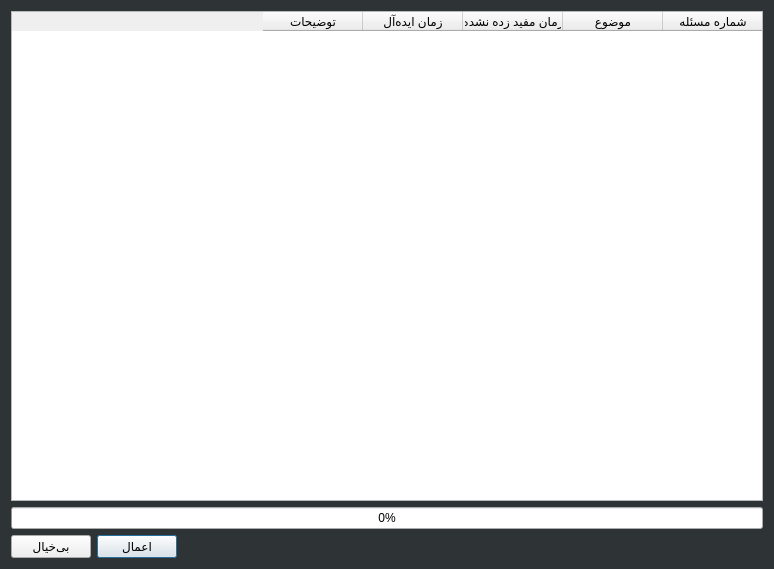
Before: the Qt Designer form time-tracker/ApplyTimeToPaygirDialog.ui in its-saeed/retracker, drawn with Qt 5.
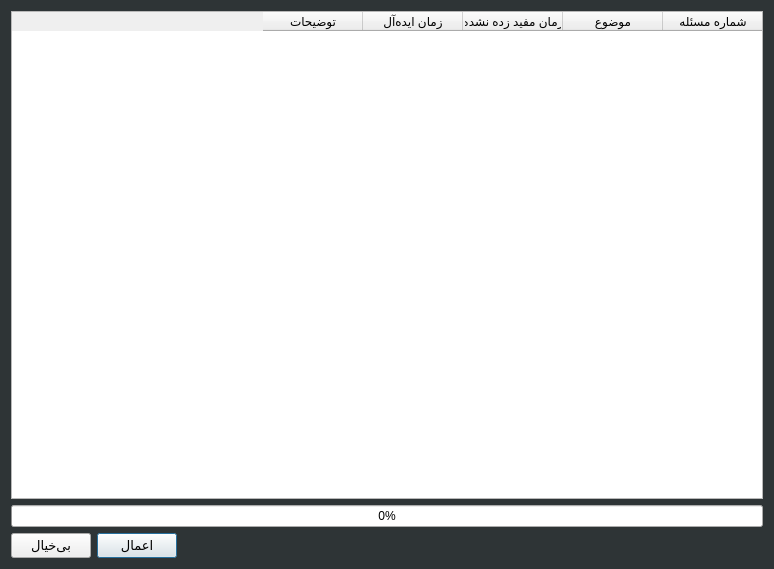
After: the same form once the commit is applied. Icons and pictures are not drawn.

Patch:
```diff
--- a/time-tracker/ApplyTimeToPaygirDialog.ui
+++ b/time-tracker/ApplyTimeToPaygirDialog.ui
@@ -25,6 +25,7 @@
      <property name="font">
       <font>
        <family>B Yekan</family>
+       <pointsize>10</pointsize>
       </font>
      </property>
      <property name="layoutDirection">
@@ -71,6 +72,7 @@
        <property name="font">
         <font>
          <family>B Yekan</family>
+         <pointsize>10</pointsize>
         </font>
        </property>
        <property name="text">
@@ -93,6 +95,7 @@
        <property name="font">
         <font>
          <family>B Yekan</family>
+         <pointsize>10</pointsize>
         </font>
        </property>
        <property name="text">
```
